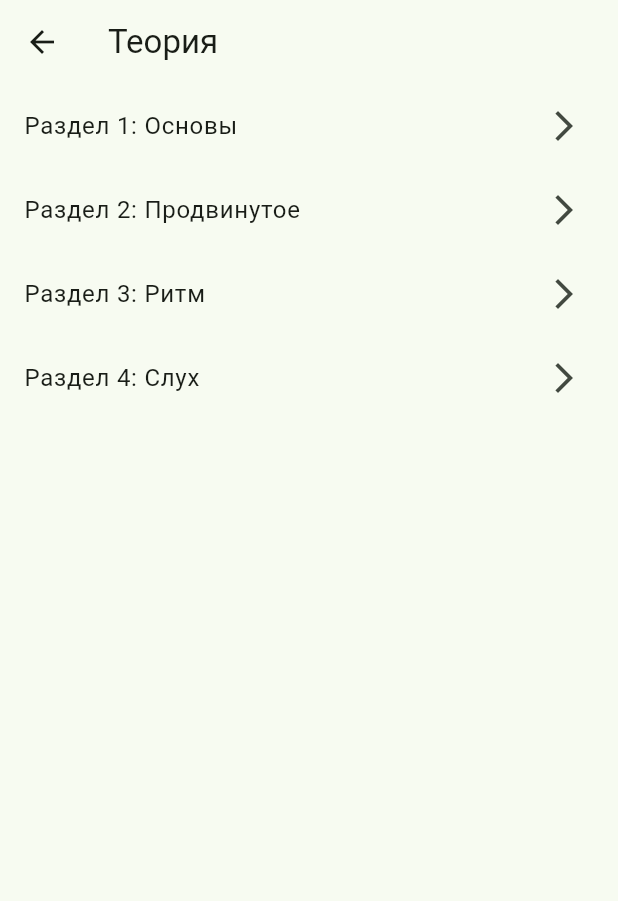
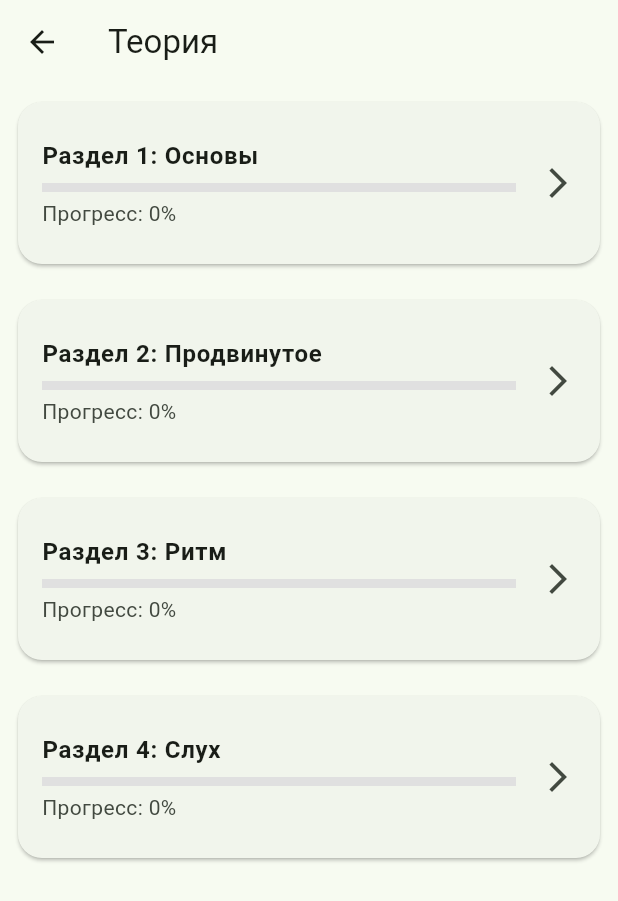
Before and after one commit to OGonThaBlock/CourseProject7sem, a Flutter app: the screen it shows after launch, after a tap on "Теория", on a phone screen of 412 x 824 dp. Shown: the top 901 px of the screen. Run offline on Flutter 3.47's test engine with Material 3 defaults, Android fonts, the light colour scheme and no system bars; our stand-ins replace flutter_markdown, just_audio, permission_handler, shared_preferences, webview_flutter.

Commit message:
UI for teory

```diff
--- a/lib/main.dart
+++ b/lib/main.dart
@@ -321,15 +321,48 @@ class _MenuPageState extends State<MenuPage> {
     AnalyticsService.incrementMenu();
   }
 
+  Widget _buildCard({
+    required IconData icon,
+    required String title,
+    required String subtitle,
+    required VoidCallback onTap,
+  }) {
+    return Card(
+      shape: RoundedRectangleBorder(
+        borderRadius: BorderRadius.circular(16),
+      ),
+      elevation: 3,
+      margin: const EdgeInsets.symmetric(vertical: 8, horizontal: 16),
+      child: ListTile(
+        contentPadding: const EdgeInsets.all(16),
+        leading: CircleAvatar(
+          radius: 24,
+          backgroundColor: Colors.green.withOpacity(0.15),
+          child: Icon(icon, color: Colors.green),
+        ),
+        title: Text(
+          title,
+          style: const TextStyle(fontWeight: FontWeight.bold),
+        ),
+        subtitle: Text(subtitle),
+        trailing: const Icon(Icons.arrow_forward_ios),
+        onTap: onTap,
+      ),
+    );
+  }
+
   @override
   Widget build(BuildContext context) {
     return Scaffold(
       appBar: AppBar(title: const Text("Меню")),
       body: ListView(
         children: [
-          ListTile(
-            leading: const Icon(Icons.music_note),
-            title: const Text("Аккорды"),
+          const SizedBox(height: 10),
+
+          _buildCard(
+            icon: Icons.music_note,
+            title: "Аккорды",
+            subtitle: "Просмотр аккордов",
             onTap: () {
               AnalyticsService.incrementChords();
               Navigator.push(
@@ -338,9 +371,11 @@ class _MenuPageState extends State<MenuPage> {
               );
             },
           ),
-          ListTile(
-            leading: const Icon(Icons.school),
-            title: const Text("Теория"),
+
+          _buildCard(
+            icon: Icons.school,
+            title: "Теория",
+            subtitle: "Изучение материала",
             onTap: () {
               AnalyticsService.incrementTheory();
               Navigator.push(
@@ -349,9 +384,11 @@ class _MenuPageState extends State<MenuPage> {
               );
             },
           ),
-          ListTile(
-            leading: const Icon(Icons.quiz),
-            title: const Text("Тесты"),
+
+          _buildCard(
+            icon: Icons.quiz,
+            title: "Тесты",
+            subtitle: "Проверка знаний",
             onTap: () {
               Navigator.push(
                 context,
@@ -359,9 +396,11 @@ class _MenuPageState extends State<MenuPage> {
               );
             },
           ),
-          ListTile(
-            leading: const Icon(Icons.bug_report),
-            title: const Text("Тест ошибок"),
+
+          _buildCard(
+            icon: Icons.bug_report,
+            title: "Ошибки",
+            subtitle: "Повтор сложных вопросов",
             onTap: () {
               Navigator.push(
                 context,
@@ -434,11 +473,33 @@ class _TestsPageState extends State<TestsPage> {
           final item = items[index];
 
           return Card(
-            color: _getColor(item.score).withOpacity(0.2),
+            margin: const EdgeInsets.symmetric(horizontal: 12, vertical: 6),
+            shape: RoundedRectangleBorder(
+              borderRadius: BorderRadius.circular(16),
+            ),
             child: ListTile(
-              title: Text(item.data.title),
-              subtitle: Text(
+              contentPadding: const EdgeInsets.all(16),
+              title: Text(
+                item.data.title,
+                style: const TextStyle(fontWeight: FontWeight.bold),
+              ),
+              subtitle: Column(
+                crossAxisAlignment: CrossAxisAlignment.start,
+                children: [
+                  const SizedBox(height: 6),
+                  LinearProgressIndicator(
+                    value: item.score,
+                    minHeight: 6,
+                    backgroundColor: Colors.grey.shade300,
+                    valueColor: AlwaysStoppedAnimation(
+                      _getColor(item.score),
+                    ),
+                  ),
+                  const SizedBox(height: 4),
+                  Text(
                     "Прогресс: ${(item.score * 100).toStringAsFixed(0)}%",
+                  ),
+                ],
               ),
               trailing: const Icon(Icons.play_arrow),
               onTap: () {
@@ -551,8 +612,35 @@ class ChordViewPage extends StatelessWidget {
   }
 }
 
-class TheoryPage extends StatelessWidget {
+class TheoryPage extends StatefulWidget {
   const TheoryPage({super.key});
+
+  @override
+  State<TheoryPage> createState() => _TheoryPageState();
+}
+
+class _TheoryPageState extends State<TheoryPage> {
+  Map<String, double> progress = {};
+
+  @override
+  void initState() {
+    super.initState();
+    _load();
+  }
+
+  Future<void> _load() async {
+    final data = await ProgressService.getAllResults();
+    setState(() {
+      progress = data;
+    });
+  }
+
+  Color _getColor(double score) {
+    if (score == 0) return Colors.grey;
+    if (score < 0.5) return Colors.red;
+    if (score < 0.8) return Colors.orange;
+    return Colors.green;
+  }
 
   @override
   Widget build(BuildContext context) {
@@ -563,19 +651,48 @@ class TheoryPage extends StatelessWidget {
       body: ListView.builder(
         itemCount: sections.length,
         itemBuilder: (context, index) {
-          final section = sections[index];
+          final s = sections[index];
+          final score = progress[s.id] ?? 0.0;
 
-          return ListTile(
-            title: Text(section.title),
+          return Card(
+            margin: const EdgeInsets.all(12),
+            shape: RoundedRectangleBorder(
+              borderRadius: BorderRadius.circular(16),
+            ),
+            child: ListTile(
+              contentPadding: const EdgeInsets.all(16),
+              title: Text(
+                s.title,
+                style: const TextStyle(fontWeight: FontWeight.bold),
+              ),
+              subtitle: Column(
+                crossAxisAlignment: CrossAxisAlignment.start,
+                children: [
+                  const SizedBox(height: 6),
+                  LinearProgressIndicator(
+                    value: score,
+                    minHeight: 6,
+                    backgroundColor: Colors.grey.shade300,
+                    valueColor: AlwaysStoppedAnimation(
+                      _getColor(score),
+                    ),
+                  ),
+                  const SizedBox(height: 4),
+                  Text(
+                    "Прогресс: ${(score * 100).toStringAsFixed(0)}%",
+                  ),
+                ],
+              ),
               trailing: const Icon(Icons.arrow_forward_ios),
               onTap: () {
                 Navigator.push(
                   context,
                   MaterialPageRoute(
-                  builder: (_) => TheoryDetailPage(data: section),
+                    builder: (_) => TheoryDetailPage(data: s),
                   ),
-              );
+                ).then((_) => _load());
               },
+            ),
           );
         },
       ),
```
Lines whose indentation alone changed are shown as unchanged.
